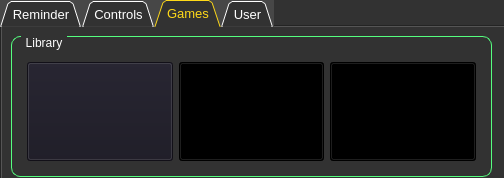
Before: the Qt Designer form Support Tools/bin/ui/main_window.ui in TechMaverik/BOOMER, drawn with Qt 5.
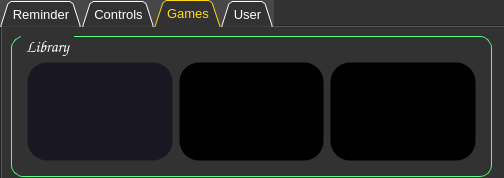
After: the same form once the commit is applied. Icons and pictures are not drawn.

Commit message: games window modification

What changed in the file:
```diff
--- a/Support Tools/bin/ui/main_window.ui
+++ b/Support Tools/bin/ui/main_window.ui
@@ -542,10 +542,16 @@
        <height>141</height>
       </rect>
      </property>
+     <property name="font">
+      <font>
+       <family>Comic Sans MS</family>
+       <pointsize>12</pointsize>
+      </font>
+     </property>
      <property name="styleSheet">
       <string notr="true">QGroupBox {
     border: 1px solid rgb(85, 255, 127);
-    border-radius: 9px;
+    border-radius: 12px;
     margin-top: 0.5em;
 	color:rgb(255, 255, 255);
 }
@@ -594,6 +600,8 @@
 {
   image: url(:/Baics/dont_sleep.jpg);
 	background-color: rgb(25, 23, 34);
+	border: 1px solid rgba(85, 191, 233,0);
+border-radius:20px
 }
 
 QPushButton:hover{
@@ -618,8 +626,10 @@
 {
   image:url(:/Baics/squid.jpg);
 	background-color: rgb(0, 0, 0);
-}
+	border: 1px solid rgba(85, 191, 233,0);
+border-radius:20px
 
+}
 QPushButton:hover{
 	border: 1px solid rgb(231, 29, 131);
 }</string>
@@ -642,6 +652,8 @@
 {
  image:url(:/Baics/memory.png);
 	background-color: rgb(0, 0, 0);
+	border: 1px solid rgba(85, 191, 233,0);
+border-radius:20px
 
 }
 QPushButton:hover{
```
Left out of the diff: 7 changed lines with no effect on the pictures.
